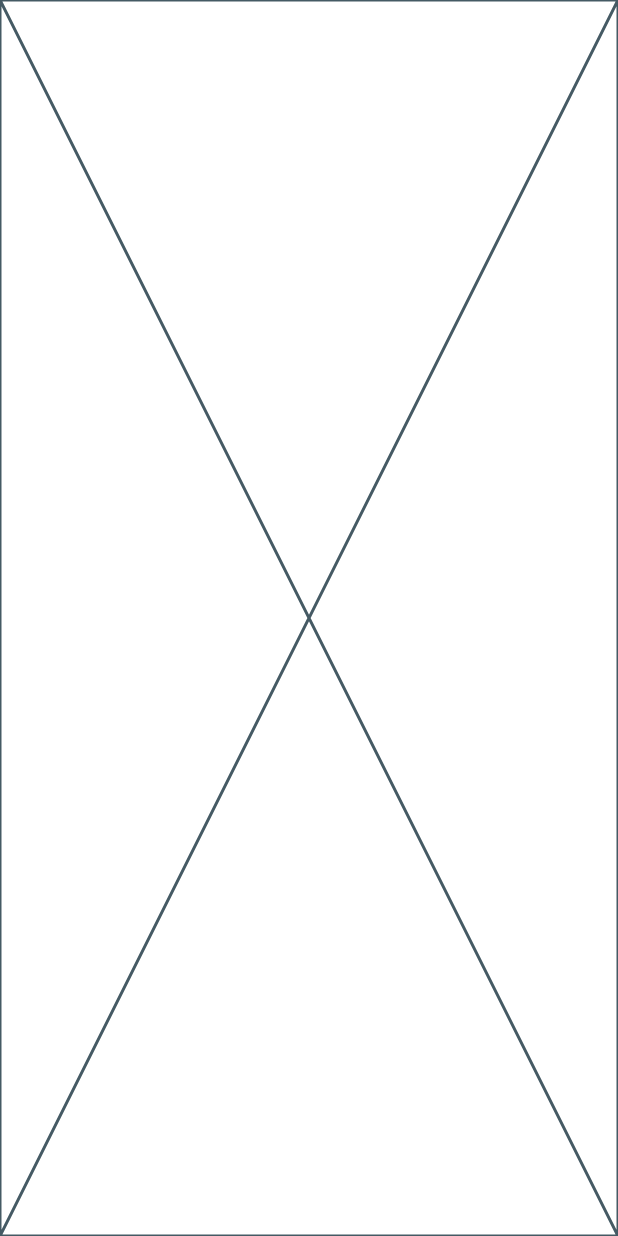
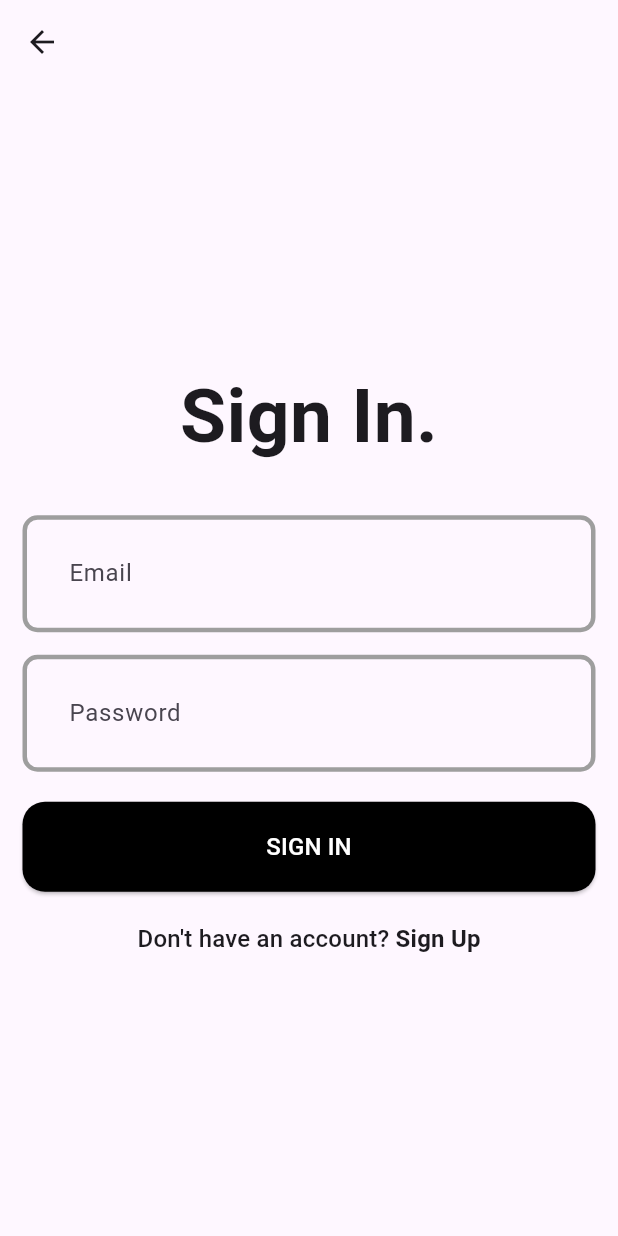
Before and after one commit to irfanhabib19/FireBase_Project, a Flutter app: the screen it shows after launch, after a tap on an icon or button, on a phone screen of 412 x 824 dp. Run offline on Flutter 3.47's test engine with Material 3 defaults, Android fonts, the phone set to English and light mode, and no system bars; our stand-ins replace device_preview, firebase_auth, firebase_core; accounts and stored records are empty; network calls fail.

Commit message:
commit Yarr

```diff
--- a/lib/Login_page.dart
+++ b/lib/Login_page.dart
@@ -1,6 +1,10 @@
+import 'package:firebase_project/signup_page.dart';
 import 'package:flutter/material.dart';
 
 class LoginPage extends StatefulWidget {
+  static route() => MaterialPageRoute(
+        builder: (context) => const LoginPage(),
+      );
   const LoginPage({super.key});
 
   @override
@@ -8,8 +12,87 @@ class LoginPage extends StatefulWidget {
 }
 
 class _LoginPageState extends State<LoginPage> {
+  final emailController = TextEditingController();
+  final passwordController = TextEditingController();
+  final formKey = GlobalKey<FormState>();
+
+  @override
+  void dispose() {
+    emailController.dispose();
+    passwordController.dispose();
+    super.dispose();
+  }
+
   @override
   Widget build(BuildContext context) {
-    return const Placeholder();
+    return Scaffold(
+      appBar: AppBar(),
+      body: Padding(
+        padding: const EdgeInsets.all(15.0),
+        child: Form(
+          key: formKey,
+          child: Column(
+            mainAxisAlignment: MainAxisAlignment.center,
+            children: [
+              const Text(
+                'Sign In.',
+                style: TextStyle(
+                  fontSize: 50,
+                  fontWeight: FontWeight.bold,
+                ),
+              ),
+              const SizedBox(height: 30),
+              TextFormField(
+                controller: emailController,
+                decoration: const InputDecoration(
+                  hintText: 'Email',
+                ),
+              ),
+              const SizedBox(height: 15),
+              TextFormField(
+                controller: passwordController,
+                decoration: const InputDecoration(
+                  hintText: 'Password',
+                ),
+                obscureText: true,
+              ),
+              const SizedBox(height: 20),
+              ElevatedButton(
+                onPressed: () {},
+                child: const Text(
+                  'SIGN IN',
+                  style: TextStyle(
+                    fontSize: 16,
+                    color: Colors.white,
+                  ),
+                ),
+              ),
+              const SizedBox(height: 20),
+              GestureDetector(
+                onTap: () {
+                  Navigator.push(context,
+                      MaterialPageRoute(builder: (context) => SignupPage()));
+                },
+                child: RichText(
+                  text: TextSpan(
+                    text: 'Don\'t have an account? ',
+                    style: Theme.of(context).textTheme.titleMedium,
+                    children: [
+                      TextSpan(
+                        text: 'Sign Up',
+                        style:
+                            Theme.of(context).textTheme.titleMedium?.copyWith(
+                                  fontWeight: FontWeight.bold,
+                                ),
+                      ),
+                    ],
+                  ),
+                ),
+              ),
+            ],
+          ),
+        ),
+      ),
+    );
   }
 }
--- a/lib/signup_page.dart
+++ b/lib/signup_page.dart
@@ -1,3 +1,4 @@
+import 'package:firebase_auth/firebase_auth.dart';
 import 'package:firebase_project/login_page.dart';
 import 'package:flutter/foundation.dart';
 import 'package:flutter/material.dart';
@@ -19,6 +20,14 @@ class _SignupPageState extends State<SignupPage> {
     emailControler.dispose();
     passwordController.dispose();
     super.dispose();
+  }
+
+  Future<void> createUserWithemailandpassword() async {
+    final UserCredential = await FirebaseAuth.instance
+        .createUserWithEmailAndPassword(
+            email: emailControler.text.trim(),
+            password: passwordController.text.trim());
+    print(UserCredential);
   }
 
   Widget build(BuildContext context) {
@@ -60,7 +69,9 @@ class _SignupPageState extends State<SignupPage> {
                 height: 20,
               ),
               ElevatedButton(
-                  onPressed: () {},
+                  onPressed: () async {
+                    await createUserWithemailandpassword();
+                  },
                   child: const Text(
                     "SIGN UP",
                     style: TextStyle(fontSize: 16, color: Colors.white),
```
